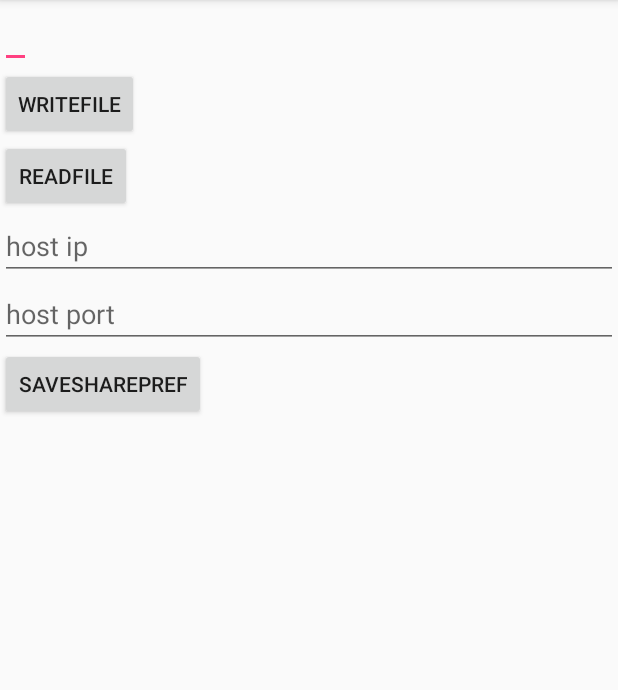
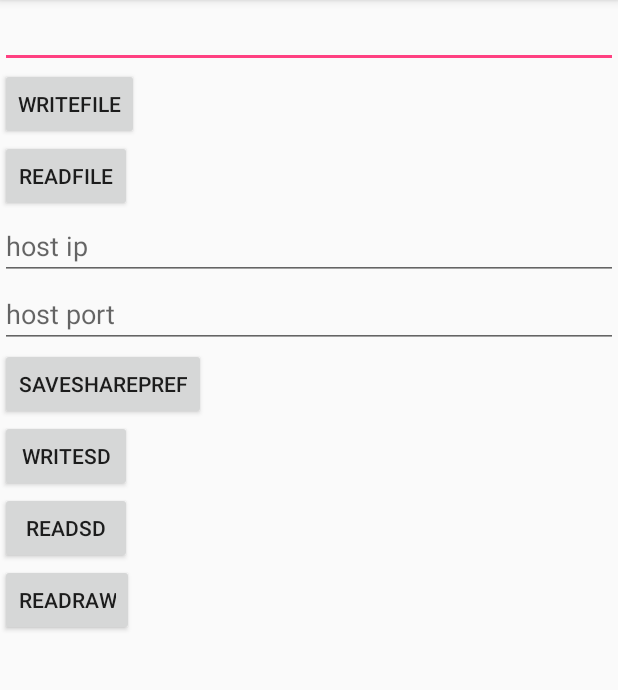
Before and after one commit to zhaoqiju170507180208/sn1705071802085, an Android app: the screen it shows after launch (Ch13Activity1), on a phone screen of 412 x 824 dp, the part 84-774 px from its top. Run offline under Robolectric (Android 15) with nearby library versions, the light colour scheme and no system bars.

Commit message:
2020/4/28

```diff
--- a/app/src/main/AndroidManifest.xml
+++ b/app/src/main/AndroidManifest.xml
@@ -4,6 +4,8 @@
 
     <!-- 声明通讯录权限 -->
     <uses-permission android:name="android.permission.READ_CONTACTS" />
+    <uses-permission android:name="android.permission.WRITE_EXTERNAL_STORAGE"/>
+    <uses-permission android:name="android.permission.READ_EXTERNAL_STORAGE"/>
 
     <application
         android:allowBackup="true"
--- a/app/src/main/res/layout/layout_ch13_1.xml
+++ b/app/src/main/res/layout/layout_ch13_1.xml
@@ -5,7 +5,7 @@
     android:layout_height="match_parent">
 
     <EditText
-        android:layout_width="wrap_content"
+        android:layout_width="match_parent"
         android:id="@+id/c13_1_et"
         android:layout_height="wrap_content" />
     <Button
@@ -36,4 +36,20 @@
         android:onClick="saveSharePref"
         android:layout_height="wrap_content" />
 
+    <Button
+        android:layout_width="wrap_content"
+        android:text="writeSd"
+        android:onClick="writeSd"
+        android:layout_height="wrap_content" />
+    <Button
+        android:layout_width="wrap_content"
+        android:text="readSd"
+        android:onClick="readSd"
+        android:layout_height="wrap_content" />
+
+    <Button
+        android:layout_width="wrap_content"
+        android:text="readRaw"
+        android:onClick="readRaw"
+        android:layout_height="wrap_content" />
 </LinearLayout>
```
Also changed, not shown: app/src/main/java/cn/edu/sdwu/android02/classroom/sn170507180208/Ch13Activity1.java (+139 -0 lines), app/src/main/res/raw/readme.txt (added).
